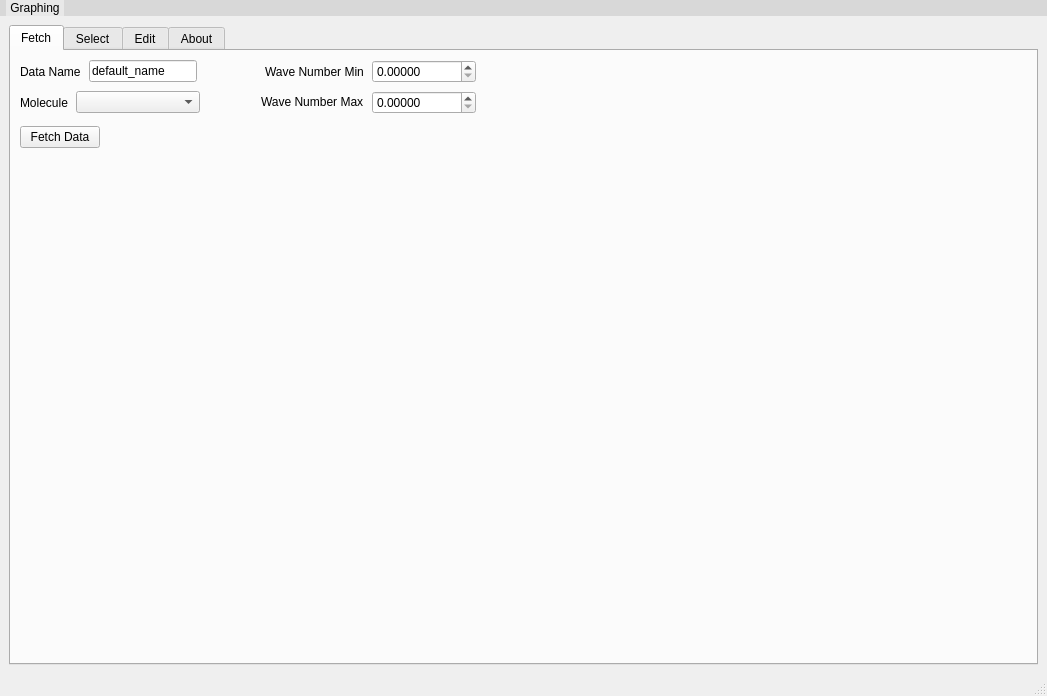
hitranonline/hapiest, file layouts/main_window.ui: the form before one commit.
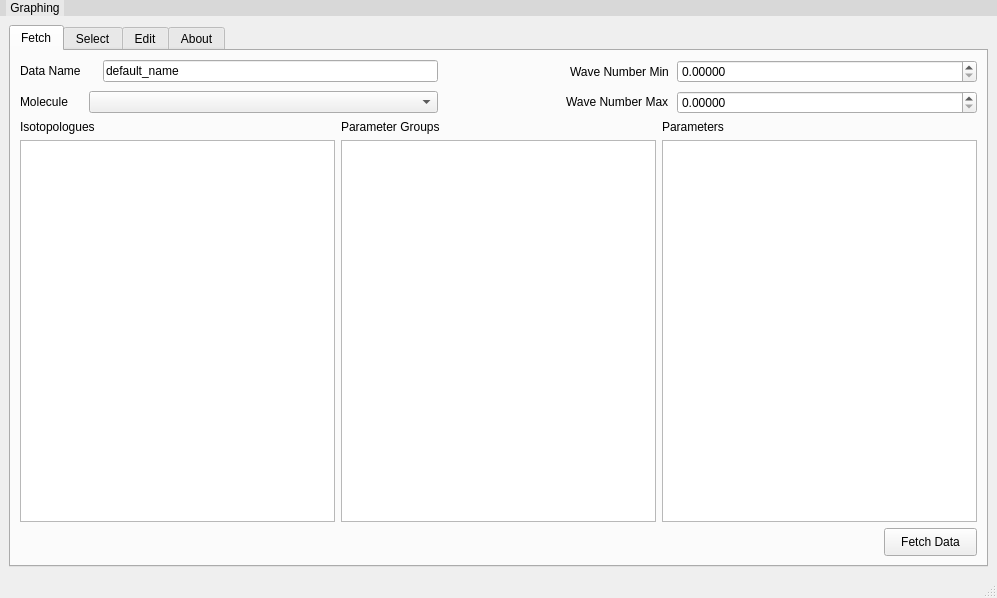
The form after the commit.

Commit message: Main Window restructured layouts

Patch:
```diff
--- a/layouts/main_window.ui
+++ b/layouts/main_window.ui
@@ -6,8 +6,8 @@
    <rect>
     <x>0</x>
     <y>0</y>
-    <width>1047</width>
-    <height>696</height>
+    <width>997</width>
+    <height>598</height>
    </rect>
   </property>
   <property name="sizePolicy">
@@ -48,11 +48,17 @@
     <item row="0" column="0">
      <widget class="QTabWidget" name="tabWidget">
       <property name="sizePolicy">
-       <sizepolicy hsizetype="Preferred" vsizetype="Preferred">
+       <sizepolicy hsizetype="Minimum" vsizetype="Minimum">
         <horstretch>0</horstretch>
         <verstretch>0</verstretch>
        </sizepolicy>
       </property>
+      <property name="minimumSize">
+       <size>
+        <width>960</width>
+        <height>528</height>
+       </size>
+      </property>
       <property name="sizeIncrement">
        <size>
         <width>1</width>
@@ -72,11 +78,8 @@
        <attribute name="title">
         <string>Fetch</string>
        </attribute>
-       <layout class="QVBoxLayout" name="verticalLayout_12">
-        <property name="sizeConstraint">
-         <enum>QLayout::SetFixedSize</enum>
-        </property>
-        <item>
+       <layout class="QGridLayout" name="gridLayout_3">
+        <item row="0" column="0">
          <layout class="QVBoxLayout" name="verticalLayout_10">
           <property name="spacing">
            <number>8</number>
@@ -85,18 +88,21 @@
            <enum>QLayout::SetDefaultConstraint</enum>
           </property>
           <item>
-           <layout class="QHBoxLayout" name="horizontalLayout_3">
-            <property name="sizeConstraint">
-             <enum>QLayout::SetFixedSize</enum>
-            </property>
+           <layout class="QHBoxLayout" name="horizontalLayout_17">
             <item>
              <widget class="QLabel" name="label">
               <property name="sizePolicy">
-               <sizepolicy hsizetype="Maximum" vsizetype="Preferred">
+               <sizepolicy hsizetype="Maximum" vsizetype="Maximum">
                 <horstretch>0</horstretch>
                 <verstretch>0</verstretch>
                </sizepolicy>
               </property>
+              <property name="minimumSize">
+               <size>
+                <width>75</width>
+                <height>0</height>
+               </size>
+              </property>
               <property name="font">
                <font>
                 <pointsize>9</pointsize>
@@ -109,6 +115,18 @@
             </item>
             <item>
              <widget class="QLineEdit" name="data_name">
+              <property name="sizePolicy">
+               <sizepolicy hsizetype="Minimum" vsizetype="Fixed">
+                <horstretch>0</horstretch>
+                <verstretch>0</verstretch>
+               </sizepolicy>
+              </property>
+              <property name="minimumSize">
+               <size>
+                <width>335</width>
+                <height>0</height>
+               </size>
+              </property>
               <property name="font">
                <font>
                 <pointsize>9</pointsize>
@@ -125,11 +143,11 @@
                <enum>Qt::Horizontal</enum>
               </property>
               <property name="sizeType">
-               <enum>QSizePolicy::Fixed</enum>
+               <enum>QSizePolicy::Expanding</enum>
               </property>
               <property name="sizeHint" stdset="0">
                <size>
-                <width>60</width>
+                <width>48</width>
                 <height>20</height>
                </size>
               </property>
@@ -137,6 +155,18 @@
             </item>
             <item>
              <widget class="QLabel" name="label_3">
+              <property name="sizePolicy">
+               <sizepolicy hsizetype="Fixed" vsizetype="Preferred">
+                <horstretch>0</horstretch>
+                <verstretch>0</verstretch>
+               </sizepolicy>
+              </property>
+              <property name="maximumSize">
+               <size>
+                <width>121</width>
+                <height>16777215</height>
+               </size>
+              </property>
               <property name="font">
                <font>
                 <pointsize>9</pointsize>
@@ -149,6 +179,18 @@
             </item>
             <item>
              <widget class="QDoubleSpinBox" name="wn_min">
+              <property name="sizePolicy">
+               <sizepolicy hsizetype="Minimum" vsizetype="Fixed">
+                <horstretch>0</horstretch>
+                <verstretch>0</verstretch>
+               </sizepolicy>
+              </property>
+              <property name="minimumSize">
+               <size>
+                <width>300</width>
+                <height>0</height>
+               </size>
+              </property>
               <property name="font">
                <font>
                 <pointsize>9</pointsize>
@@ -172,11 +214,17 @@
             <item>
              <widget class="QLabel" name="label_5">
               <property name="sizePolicy">
-               <sizepolicy hsizetype="Maximum" vsizetype="Preferred">
+               <sizepolicy hsizetype="Maximum" vsizetype="Maximum">
                 <horstretch>0</horstretch>
                 <verstretch>0</verstretch>
                </sizepolicy>
               </property>
+              <property name="minimumSize">
+               <size>
+                <width>61</width>
+                <height>0</height>
+               </size>
+              </property>
               <property name="font">
                <font>
                 <pointsize>9</pointsize>
@@ -190,11 +238,17 @@
             <item>
              <widget class="QComboBox" name="molecule_id">
               <property name="sizePolicy">
-               <sizepolicy hsizetype="Expanding" vsizetype="Fixed">
+               <sizepolicy hsizetype="Minimum" vsizetype="Fixed">
                 <horstretch>0</horstretch>
                 <verstretch>0</verstretch>
                </sizepolicy>
               </property>
+              <property name="minimumSize">
+               <size>
+                <width>349</width>
+                <height>0</height>
+               </size>
+              </property>
               <property name="font">
                <font>
                 <pointsize>9</pointsize>
@@ -208,11 +262,11 @@
                <enum>Qt::Horizontal</enum>
               </property>
               <property name="sizeType">
-               <enum>QSizePolicy::Fixed</enum>
+               <enum>QSizePolicy::Expanding</enum>
               </property>
               <property name="sizeHint" stdset="0">
                <size>
-                <width>53</width>
+                <width>48</width>
                 <height>20</height>
                </size>
               </property>
@@ -221,11 +275,17 @@
             <item>
              <widget class="QLabel" name="label_4">
               <property name="sizePolicy">
-               <sizepolicy hsizetype="Maximum" vsizetype="Maximum">
+               <sizepolicy hsizetype="Fixed" vsizetype="Maximum">
                 <horstretch>0</horstretch>
                 <verstretch>0</verstretch>
                </sizepolicy>
               </property>
+              <property name="maximumSize">
+               <size>
+                <width>127</width>
+                <height>16777215</height>
+               </size>
+              </property>
               <property name="font">
                <font>
                 <pointsize>9</pointsize>
@@ -238,6 +298,18 @@
             </item>
             <item>
              <widget class="QDoubleSpinBox" name="wn_max">
+              <property name="sizePolicy">
+               <sizepolicy hsizetype="Minimum" vsizetype="Fixed">
+                <horstretch>0</horstretch>
+                <verstretch>0</verstretch>
+               </sizepolicy>
+              </property>
+              <property name="minimumSize">
+               <size>
+                <width>300</width>
+                <height>0</height>
+               </size>
+              </property>
               <property name="font">
                <font>
                 <pointsize>9</pointsize>
@@ -256,41 +328,48 @@
             </item>
            </layout>
           </item>
+          <item>
+           <spacer name="verticalSpacer">
+            <property name="orientation">
+             <enum>Qt::Vertical</enum>
+            </property>
+            <property name="sizeType">
+             <enum>QSizePolicy::Minimum</enum>
+            </property>
+            <property name="sizeHint" stdset="0">
+             <size>
+              <width>0</width>
+              <height>0</height>
+             </size>
+            </property>
+           </spacer>
+          </item>
          </layout>
         </item>
+        <item row="1" column="0">
+         <layout class="QHBoxLayout" name="horizontalLayout_3">
         <item>
-         <layout class="QHBoxLayout" name="horizontalLayout_9">
-          <property name="spacing">
-           <number>0</number>
-          </property>
-          <property name="sizeConstraint">
-           <enum>QLayout::SetMinimumSize</enum>
-          </property>
+           <layout class="QVBoxLayout" name="verticalLayout_12">
           <item>
-           <widget class="QFrame" name="frame">
-            <property name="sizePolicy">
-             <sizepolicy hsizetype="Expanding" vsizetype="Preferred">
-              <horstretch>0</horstretch>
-              <verstretch>0</verstretch>
-             </sizepolicy>
-            </property>
-            <property name="frameShape">
-             <enum>QFrame::StyledPanel</enum>
-            </property>
-            <property name="frameShadow">
-             <enum>QFrame::Raised</enum>
-            </property>
+             <spacer name="verticalSpacer_2">
+              <property name="orientation">
+               <enum>Qt::Vertical</enum>
+              </property>
+              <property name="sizeType">
+               <enum>QSizePolicy::Minimum</enum>
+              </property>
+              <property name="sizeHint" stdset="0">
+               <size>
+                <width>0</width>
+                <height>0</height>
+               </size>
+              </property>
+             </spacer>
+            </item>
+            <item>
             <widget class="QLabel" name="label_2">
-             <property name="geometry">
-              <rect>
-               <x>110</x>
-               <y>10</y>
-               <width>91</width>
-               <height>18</height>
-              </rect>
-             </property>
              <property name="sizePolicy">
-              <sizepolicy hsizetype="Fixed" vsizetype="Fixed">
+               <sizepolicy hsizetype="Preferred" vsizetype="Fixed">
                <horstretch>0</horstretch>
                <verstretch>0</verstretch>
               </sizepolicy>
@@ -303,48 +382,27 @@
              <property name="text">
               <string>Isotopologues</string>
              </property>
-            </widget>
+              <property name="alignment">
+               <set>Qt::AlignJustify|Qt::AlignVCenter</set>
+              </property>
+             </widget>
+            </item>
+            <item>
             <widget class="QListWidget" name="iso_list">
-             <property name="geometry">
-              <rect>
-               <x>0</x>
-               <y>41</y>
-               <width>311</width>
-               <height>321</height>
-              </rect>
-             </property>
              <property name="sizePolicy">
-              <sizepolicy hsizetype="Preferred" vsizetype="Preferred">
+               <sizepolicy hsizetype="Expanding" vsizetype="Expanding">
                <horstretch>0</horstretch>
                <verstretch>0</verstretch>
               </sizepolicy>
              </property>
             </widget>
-           </widget>
-          </item>
+            </item>
+           </layout>
+          </item>
           <item>
-           <widget class="QFrame" name="frame_2">
-            <property name="sizePolicy">
-             <sizepolicy hsizetype="Expanding" vsizetype="Preferred">
-              <horstretch>0</horstretch>
-              <verstretch>0</verstretch>
-             </sizepolicy>
-            </property>
-            <property name="frameShape">
-             <enum>QFrame::StyledPanel</enum>
-            </property>
-            <property name="frameShadow">
-             <enum>QFrame::Raised</enum>
-            </property>
+           <layout class="QVBoxLayout" name="verticalLayout_13">
+            <item>
             <widget class="QLabel" name="label_6">
-             <property name="geometry">
-              <rect>
-               <x>100</x>
-               <y>10</y>
-               <width>119</width>
-               <height>18</height>
-              </rect>
-             </property>
              <property name="sizePolicy">
               <sizepolicy hsizetype="Fixed" vsizetype="Fixed">
                <horstretch>0</horstretch>
@@ -360,50 +418,39 @@
               <string>Parameter Groups</string>
              </property>
             </widget>
+            </item>
+            <item>
+             <spacer name="verticalSpacer_3">
+              <property name="orientation">
+               <enum>Qt::Vertical</enum>
+              </property>
+              <property name="sizeType">
+               <enum>QSizePolicy::Minimum</enum>
+              </property>
+              <property name="sizeHint" stdset="0">
+               <size>
+                <width>0</width>
+                <height>0</height>
+               </size>
+              </property>
+             </spacer>
+            </item>
+            <item>
             <widget class="QListWidget" name="param_group_list">
-             <property name="geometry">
-              <rect>
-               <x>0</x>
-               <y>41</y>
-               <width>311</width>
-               <height>321</height>
-              </rect>
-             </property>
              <property name="sizePolicy">
-              <sizepolicy hsizetype="Preferred" vsizetype="Preferred">
+               <sizepolicy hsizetype="Expanding" vsizetype="Expanding">
                <horstretch>0</horstretch>
                <verstretch>0</verstretch>
               </sizepolicy>
              </property>
             </widget>
-            <zorder>label_6</zorder>
-            <zorder>horizontalLayoutWidget_3</zorder>
-            <zorder>param_group_list</zorder>
-           </widget>
-          </item>
+            </item>
+           </layout>
+          </item>
           <item>
-           <widget class="QFrame" name="frame_3">
-            <property name="sizePolicy">
-             <sizepolicy hsizetype="Expanding" vsizetype="Preferred">
-              <horstretch>0</horstretch>
-              <verstretch>0</verstretch>
-             </sizepolicy>
-            </property>
-            <property name="frameShape">
-             <enum>QFrame::StyledPanel</enum>
-            </property>
-            <property name="frameShadow">
-             <enum>QFrame::Raised</enum>
-            </property>
+           <layout class="QVBoxLayout" name="verticalLayout_14">
+            <item>
             <widget class="QLabel" name="label_7">
-             <property name="geometry">
-              <rect>
-               <x>120</x>
-               <y>10</y>
-               <width>75</width>
-               <height>18</height>
-              </rect>
-             </property>
              <property name="sizePolicy">
               <sizepolicy hsizetype="Fixed" vsizetype="Fixed">
                <horstretch>0</horstretch>
@@ -419,25 +466,51 @@
               <string>Parameters</string>
              </property>
             </widget>
+            </item>
+            <item>
+             <spacer name="verticalSpacer_4">
+              <property name="orientation">
+               <enum>Qt::Vertical</enum>
+              </property>
+              <property name="sizeType">
+               <enum>QSizePolicy::Minimum</enum>
+              </property>
+              <property name="sizeHint" stdset="0">
+               <size>
+                <width>0</width>
+                <height>0</height>
+               </size>
+              </property>
+             </spacer>
+            </item>
+            <item>
             <widget class="QListWidget" name="param_list">
-             <property name="geometry">
-              <rect>
-               <x>0</x>
-               <y>41</y>
-               <width>311</width>
-               <height>321</height>
-              </rect>
-             </property>
              <property name="sizePolicy">
-              <sizepolicy hsizetype="Preferred" vsizetype="Preferred">
+               <sizepolicy hsizetype="Expanding" vsizetype="Expanding">
                <horstretch>0</horstretch>
                <verstretch>0</verstretch>
               </sizepolicy>
              </property>
             </widget>
-           </widget>
-          </item>
-         </layout>
+            </item>
+           </layout>
+          </item>
+         </layout>
+        </item>
+        <item row="2" column="0">
+         <layout class="QHBoxLayout" name="horizontalLayout_16">
+          <item>
+           <spacer name="horizontalSpacer_3">
+            <property name="orientation">
+             <enum>Qt::Horizontal</enum>
+            </property>
+            <property name="sizeHint" stdset="0">
+             <size>
+              <width>848</width>
+              <height>20</height>
+             </size>
+            </property>
+           </spacer>
         </item>
         <item>
          <widget class="QPushButton" name="fetch_button">
@@ -447,6 +520,12 @@
             <verstretch>0</verstretch>
            </sizepolicy>
           </property>
+            <property name="minimumSize">
+             <size>
+              <width>93</width>
+              <height>28</height>
+             </size>
+            </property>
           <property name="font">
            <font>
             <pointsize>9</pointsize>
@@ -458,6 +537,8 @@
          </widget>
         </item>
        </layout>
+        </item>
+       </layout>
        <zorder>verticalLayoutWidget</zorder>
        <zorder>frame_3</zorder>
        <zorder>horizontalLayoutWidget_3</zorder>
@@ -922,7 +1003,7 @@
     <rect>
      <x>0</x>
      <y>0</y>
-     <width>1047</width>
+     <width>997</width>
      <height>23</height>
     </rect>
    </property>
```
Left out of the diff: 20 changed lines with no effect on the pictures. Lines whose indentation alone changed are shown as unchanged.
